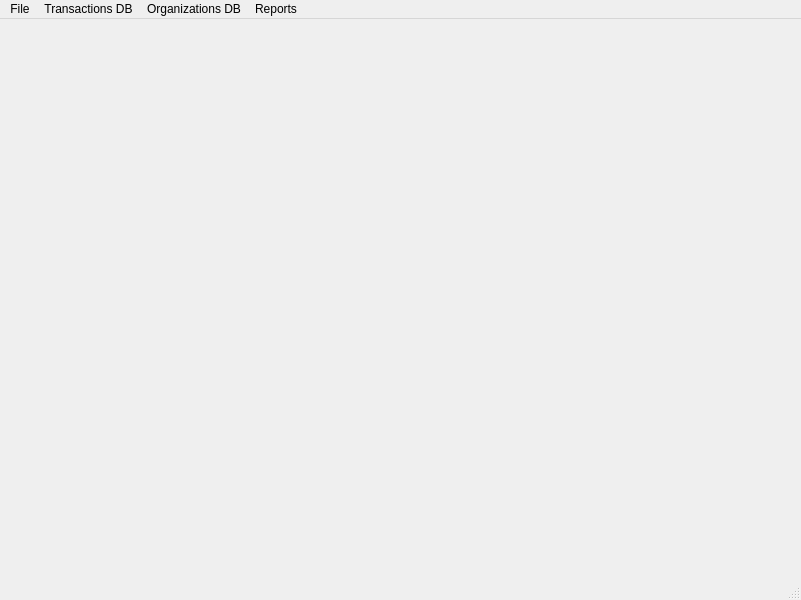
This is payment_system/qt_gui/admin.ui in k1r91/course2 as Qt 5 draws it before an edit. The edited form follows.
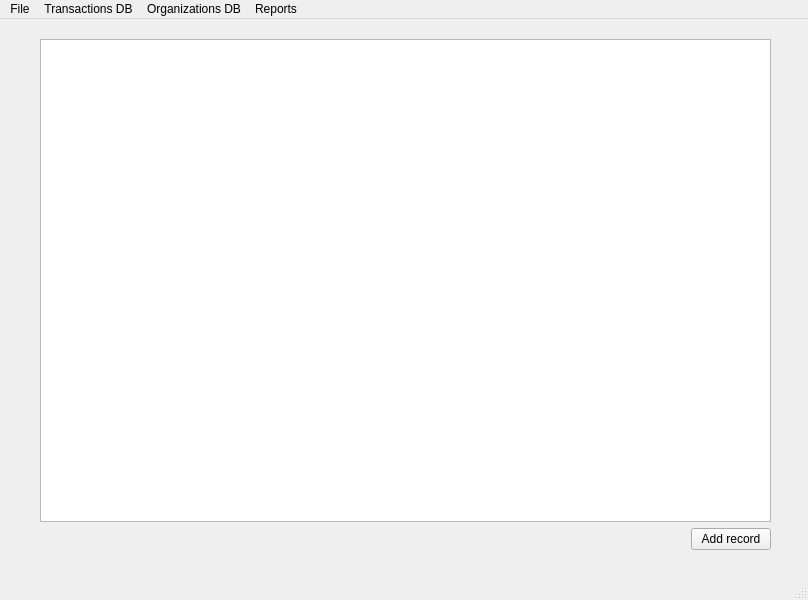
This is the edited form. Icons and pictures are not drawn.

Commit message: TODO: pushable buttons with background image .

```diff
--- a/payment_system/qt_gui/admin.ui
+++ b/payment_system/qt_gui/admin.ui
@@ -2,11 +2,14 @@
 <ui version="4.0">
  <class>AdminWindow</class>
  <widget class="QMainWindow" name="AdminWindow">
+  <property name="enabled">
+   <bool>true</bool>
+  </property>
   <property name="geometry">
    <rect>
     <x>0</x>
     <y>0</y>
-    <width>801</width>
+    <width>808</width>
     <height>600</height>
    </rect>
   </property>
@@ -17,13 +20,58 @@
    <iconset>
     <normaloff>img/admin/admin_icon.png</normaloff>img/admin/admin_icon.png</iconset>
   </property>
-  <widget class="QWidget" name="centralwidget"/>
+  <widget class="QWidget" name="centralwidget">
+   <widget class="QWidget" name="gridLayoutWidget">
+    <property name="geometry">
+     <rect>
+      <x>40</x>
+      <y>20</y>
+      <width>731</width>
+      <height>511</height>
+     </rect>
+    </property>
+    <layout class="QGridLayout" name="gridLayout">
+     <item row="1" column="0" alignment="Qt::AlignRight">
+      <widget class="QPushButton" name="pushButton">
+       <property name="enabled">
+        <bool>true</bool>
+       </property>
+       <property name="sizePolicy">
+        <sizepolicy hsizetype="Expanding" vsizetype="Fixed">
+         <horstretch>0</horstretch>
+         <verstretch>0</verstretch>
+        </sizepolicy>
+       </property>
+       <property name="layoutDirection">
+        <enum>Qt::LeftToRight</enum>
+       </property>
+       <property name="autoFillBackground">
+        <bool>false</bool>
+       </property>
+       <property name="text">
+        <string>Add record</string>
+       </property>
+      </widget>
+     </item>
+     <item row="0" column="0">
+      <widget class="QTableWidget" name="tableWidget">
+       <property name="sizePolicy">
+        <sizepolicy hsizetype="Expanding" vsizetype="Expanding">
+         <horstretch>0</horstretch>
+         <verstretch>0</verstretch>
+        </sizepolicy>
+       </property>
+      </widget>
+     </item>
+    </layout>
+   </widget>
+  </widget>
   <widget class="QMenuBar" name="menubar">
    <property name="geometry">
     <rect>
      <x>0</x>
      <y>0</y>
-     <width>801</width>
+     <width>808</width>
      <height>25</height>
     </rect>
    </property>
```
Left out of the diff: 2 changed lines with no effect on the pictures. The commit also changes 6 other files.
